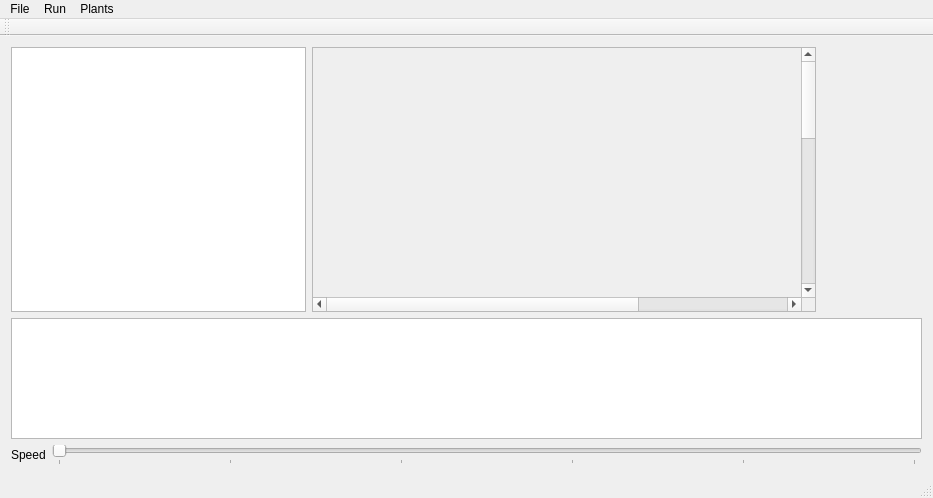
Old version of the form mainwindow.ui in the repository rkroetch/QEvolve.
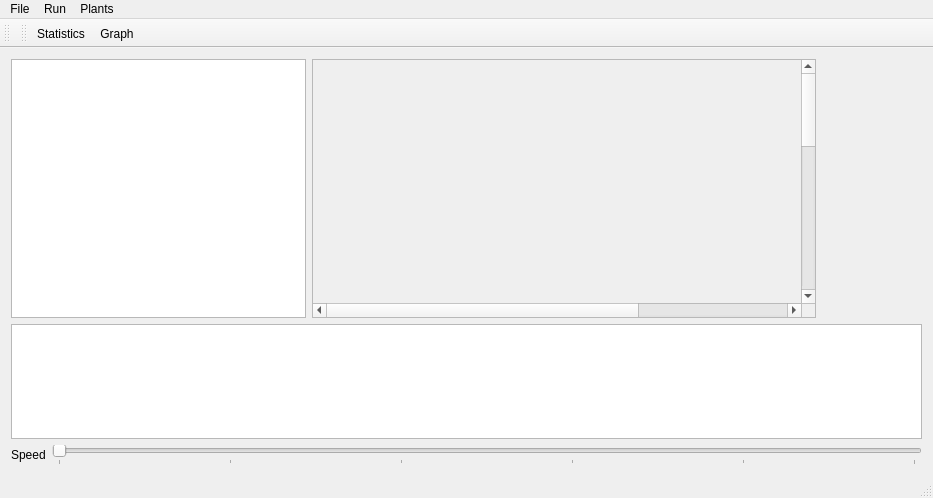
New version of the form. Custom widgets are drawn as their Qt base class.

Patch:
```diff
--- a/mainwindow.ui
+++ b/mainwindow.ui
@@ -143,6 +143,19 @@
     <bool>false</bool>
    </attribute>
   </widget>
+  <widget class="QToolBar" name="viewToolBar">
+   <property name="windowTitle">
+    <string>View</string>
+   </property>
+   <attribute name="toolBarArea">
+    <enum>TopToolBarArea</enum>
+   </attribute>
+   <attribute name="toolBarBreak">
+    <bool>false</bool>
+   </attribute>
+   <addaction name="actionShowStatistics"/>
+   <addaction name="actionShowGraph"/>
+  </widget>
   <widget class="QStatusBar" name="statusBar"/>
   <action name="actionStart">
    <property name="text">
@@ -181,6 +194,22 @@
     <string>Random</string>
    </property>
   </action>
+  <action name="actionShowStatistics">
+   <property name="checkable">
+    <bool>true</bool>
+   </property>
+   <property name="text">
+    <string>Statistics</string>
+   </property>
+  </action>
+  <action name="actionShowGraph">
+   <property name="checkable">
+    <bool>true</bool>
+   </property>
+   <property name="text">
+    <string>Graph</string>
+   </property>
+  </action>
  </widget>
  <layoutdefault spacing="6" margin="11"/>
  <customwidgets>
```
